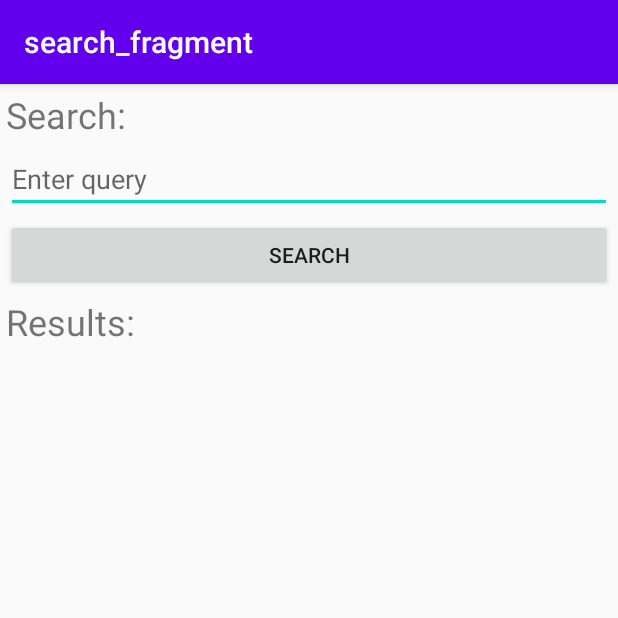
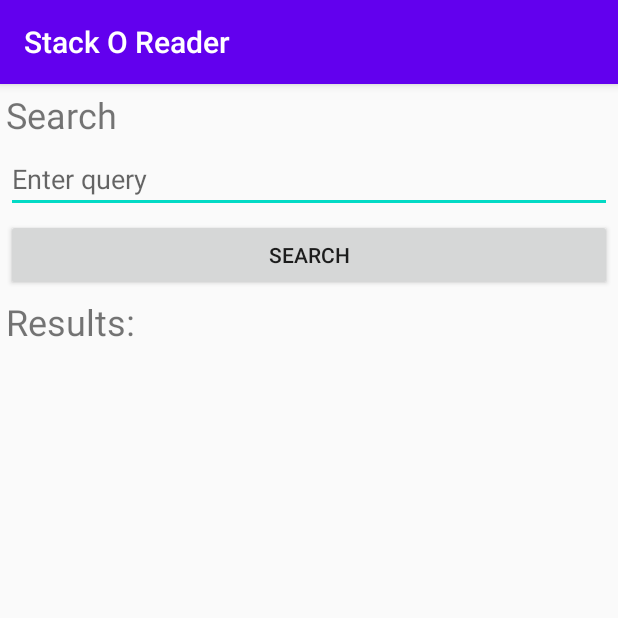
Before and after one commit to pitershub/stack-o-reader, an Android app: the screen it shows after launch (MainActivity), on a phone screen of 412 x 824 dp, the top half of it. Run offline under Robolectric (Android 15) with nearby library versions, the phone set to English and light mode, and no system bars; our stand-ins replace RxJava, Timber, data binding, navigation-ui.

Commit message:
Title bar and strings upgrade

```diff
--- a/app/src/main/res/layout/fragment_search.xml
+++ b/app/src/main/res/layout/fragment_search.xml
@@ -14,7 +14,7 @@
             android:layout_width="wrap_content"
             android:layout_height="wrap_content"
             android:layout_margin="4dp"
-            android:text="Search:"
+            android:text="@string/search"
             android:textSize="24dp"
             app:layout_constraintStart_toStartOf="parent"
             app:layout_constraintTop_toTopOf="parent" />
@@ -24,7 +24,7 @@
             android:layout_width="match_parent"
             android:layout_height="wrap_content"
             android:layout_margin="4dp"
-            android:hint="Enter query"
+            android:hint="@string/enter_query"
             android:textSize="18dp"
             app:layout_constraintEnd_toEndOf="parent"
             app:layout_constraintStart_toStartOf="parent"
@@ -35,7 +35,7 @@
             android:layout_width="match_parent"
             android:layout_height="wrap_content"
             android:layout_margin="4dp"
-            android:text="Search"
+            android:text="@string/search"
             app:layout_constraintEnd_toEndOf="parent"
             app:layout_constraintStart_toStartOf="parent"
             app:layout_constraintTop_toBottomOf="@+id/search_edit" />
@@ -45,7 +45,7 @@
             android:layout_width="wrap_content"
             android:layout_height="wrap_content"
             android:layout_margin="4dp"
-            android:text="Results:"
+            android:text="@string/results"
             android:textSize="24dp"
             app:layout_constraintStart_toStartOf="parent"
             app:layout_constraintTop_toBottomOf="@+id/search_button" />
--- a/app/src/main/res/navigation/nav_graph.xml
+++ b/app/src/main/res/navigation/nav_graph.xml
@@ -8,7 +8,7 @@
     <fragment
         android:id="@+id/searchFragment"
         android:name="com.example.stackoreader.view.SearchFragment"
-        android:label="search_fragment"
+        android:label="@string/app_name"
         tools:layout="@layout/fragment_search" >
         <action
             android:id="@+id/action_searchFragment_to_detailsFragment"
@@ -17,7 +17,7 @@
     <fragment
         android:id="@+id/detailsFragment"
         android:name="com.example.stackoreader.view.DetailsFragment"
-        android:label="fragment_details"
+        android:label="@string/app_name"
         tools:layout="@layout/fragment_details" >
         <argument
             android:name="item"
--- a/app/src/main/res/values/strings.xml
+++ b/app/src/main/res/values/strings.xml
@@ -2,4 +2,7 @@
     <string name="app_name">Stack O Reader</string>
     <!-- TODO: Remove or change this placeholder text -->
     <string name="hello_blank_fragment">Hello blank fragment</string>
+    <string name="results">Results:</string>
+    <string name="search">Search</string>
+    <string name="enter_query">Enter query</string>
 </resources>
```
